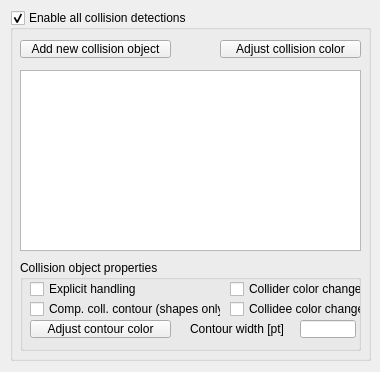
The window that ui/qdlgcollisions.ui (CoppeliaRobotics/coppeliaSimLib) describes before a commit, drawn with Qt 5.
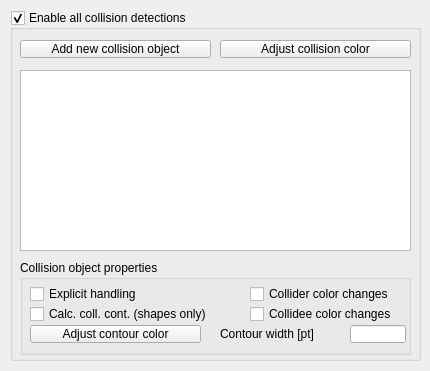
The same window after the commit.

Diff of the .ui file:
```diff
--- a/ui/qdlgcollisions.ui
+++ b/ui/qdlgcollisions.ui
@@ -6,8 +6,8 @@
    <rect>
     <x>0</x>
     <y>0</y>
-    <width>380</width>
-    <height>372</height>
+    <width>430</width>
+    <height>371</height>
    </rect>
   </property>
   <property name="windowTitle">
@@ -21,7 +21,7 @@
     <rect>
      <x>10</x>
      <y>10</y>
-     <width>361</width>
+     <width>411</width>
      <height>351</height>
     </rect>
    </property>
@@ -39,7 +39,7 @@
      <rect>
       <x>10</x>
       <y>60</y>
-      <width>341</width>
+      <width>391</width>
       <height>181</height>
      </rect>
     </property>
@@ -55,8 +55,8 @@
      <rect>
       <x>10</x>
       <y>250</y>
-      <width>341</width>
-      <height>91</height>
+      <width>391</width>
+      <height>95</height>
      </rect>
     </property>
     <property name="title">
@@ -68,9 +68,9 @@
     <widget class="QCheckBox" name="qqColliderColorChanges">
      <property name="geometry">
       <rect>
-       <x>210</x>
-       <y>20</y>
-       <width>131</width>
+       <x>230</x>
+       <y>25</y>
+       <width>161</width>
        <height>18</height>
       </rect>
      </property>
@@ -85,8 +85,8 @@
      <property name="geometry">
       <rect>
        <x>10</x>
-       <y>40</y>
-       <width>191</width>
+       <y>45</y>
+       <width>221</width>
        <height>18</height>
       </rect>
      </property>
@@ -94,15 +94,15 @@
       <enum>Qt::StrongFocus</enum>
      </property>
      <property name="text">
-      <string>Comp. coll. contour (shapes only)</string>
+      <string>Calc. coll. cont. (shapes only)</string>
      </property>
     </widget>
     <widget class="QLabel" name="label">
      <property name="geometry">
       <rect>
-       <x>170</x>
-       <y>60</y>
-       <width>101</width>
+       <x>200</x>
+       <y>65</y>
+       <width>131</width>
        <height>18</height>
       </rect>
      </property>
@@ -114,8 +114,8 @@
      <property name="geometry">
       <rect>
        <x>10</x>
-       <y>60</y>
-       <width>141</width>
+       <y>65</y>
+       <width>171</width>
        <height>18</height>
       </rect>
      </property>
@@ -130,8 +130,8 @@
      <property name="geometry">
       <rect>
        <x>10</x>
-       <y>20</y>
-       <width>161</width>
+       <y>25</y>
+       <width>191</width>
        <height>18</height>
       </rect>
      </property>
@@ -145,8 +145,8 @@
     <widget class="QLineEdit" name="qqContourWidth">
      <property name="geometry">
       <rect>
-       <x>280</x>
-       <y>60</y>
+       <x>330</x>
+       <y>65</y>
        <width>56</width>
        <height>18</height>
       </rect>
@@ -155,9 +155,9 @@
     <widget class="QCheckBox" name="qqCollideeColorChanges">
      <property name="geometry">
       <rect>
-       <x>210</x>
-       <y>40</y>
-       <width>131</width>
+       <x>230</x>
+       <y>45</y>
+       <width>161</width>
        <height>18</height>
       </rect>
      </property>
@@ -174,7 +174,7 @@
      <rect>
       <x>10</x>
       <y>30</y>
-      <width>151</width>
+      <width>191</width>
       <height>18</height>
      </rect>
     </property>
@@ -190,7 +190,7 @@
      <rect>
       <x>210</x>
       <y>30</y>
-      <width>141</width>
+      <width>191</width>
       <height>18</height>
      </rect>
     </property>
```
